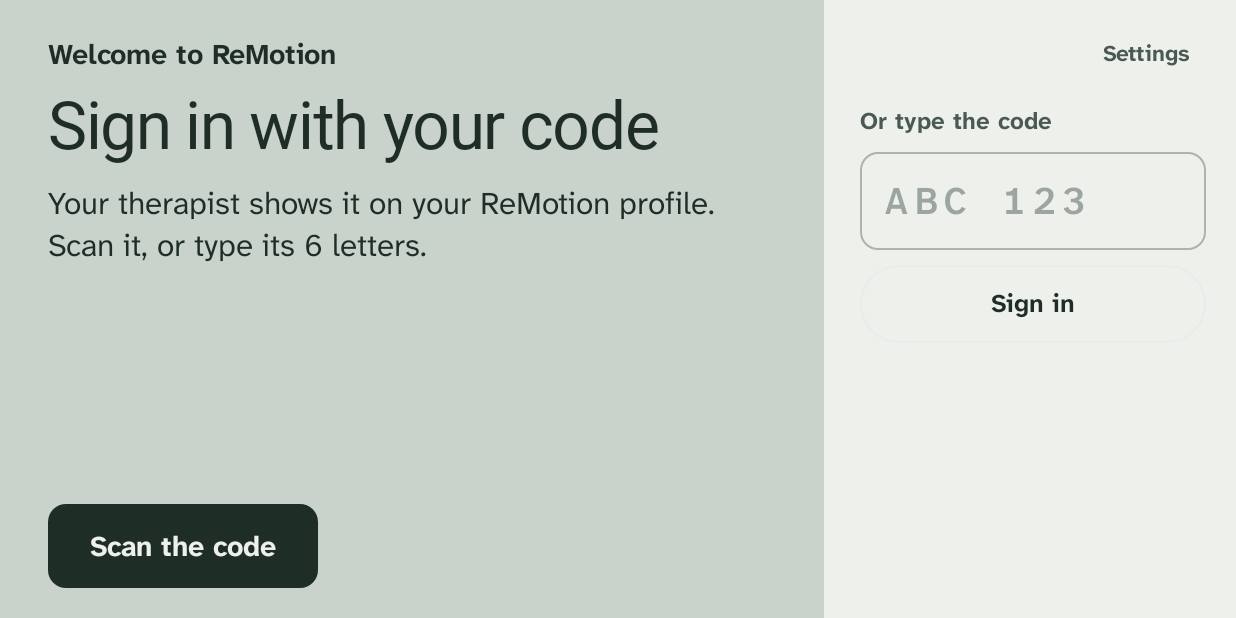
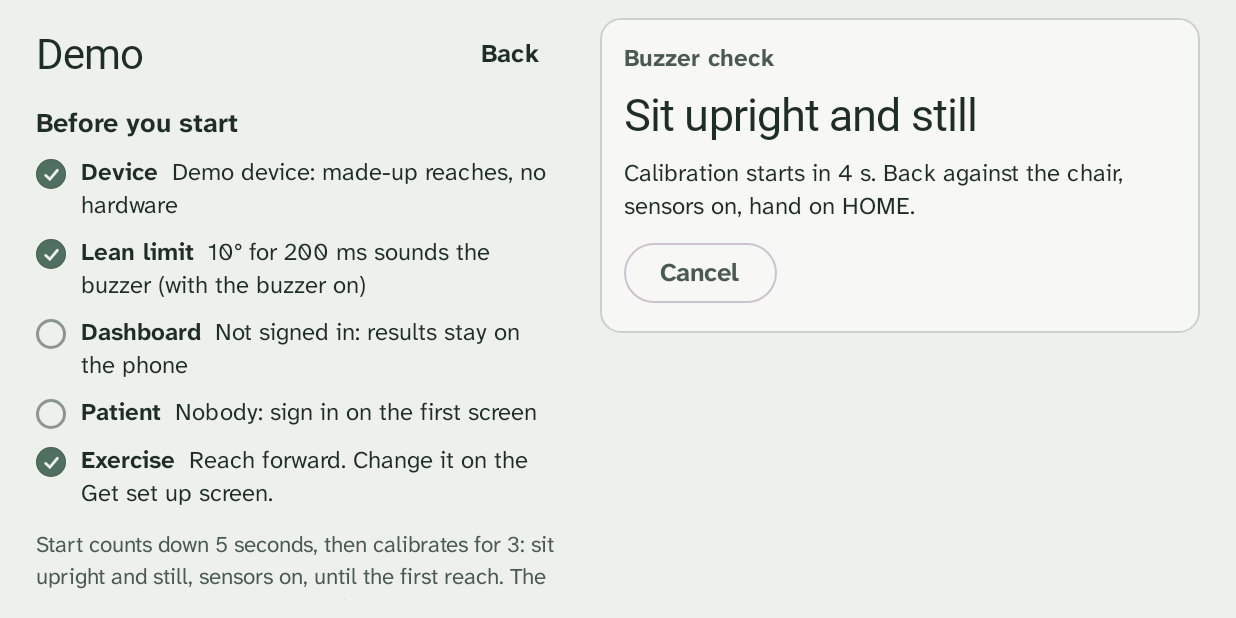
Before and after one commit to vinyx1/ReMotion, an Android app built with Jetpack Compose: the screen it shows after launch (MainActivity), after a tap on "Start", on a phone screen of 824 x 412 dp (held sideways). Run offline under Robolectric (Android 15) with nearby library versions, the phone set to English and light mode, and no system bars; libraries missing offline, so code that uses them is left out: com.google.mlkit.vision, com.hoho.android; pictures from the network do not load; Roboto replaces fonts that are not available here; 3 statements that could not run were skipped; 3 other taps on this screen came first.

Commit message:
Phone: demos run on the demo screen, after a 5 s countdown
Start no longer jumps to the patient screen: the demo screen shows the countdown,
calibration, each reach with the buzzer on or off, the last rep's lean, and the result,
and only Back leaves it. A rejected calibration says why (movement, or the chest sensor
not answering) and offers Try again; the yellow button works there too. The countdown
fixes the rejections: tapping Start used to move the chest sensor during calibration.

```diff
--- a/software/android/app/src/main/java/ca/remotion/phone/Demo.kt
+++ b/software/android/app/src/main/java/ca/remotion/phone/Demo.kt
@@ -27,6 +27,13 @@ import androidx.compose.material3.OutlinedButton
 import androidx.compose.material3.Text
 import androidx.compose.material3.TextButton
 import androidx.compose.runtime.Composable
+import kotlinx.coroutines.delay
+import androidx.compose.runtime.remember
+import androidx.compose.runtime.mutableIntStateOf
+import androidx.compose.runtime.mutableStateOf
+import androidx.compose.runtime.setValue
+import androidx.compose.runtime.getValue
+import androidx.compose.runtime.LaunchedEffect
 import androidx.compose.ui.Alignment
 import androidx.compose.ui.Modifier
 import androidx.compose.ui.semantics.heading
@@ -43,8 +50,10 @@ import androidx.compose.ui.unit.sp
   ./demo.sh (software/tools/demo.py). Left, what has to be right before a demo (device,
   lean limit, dashboard, who's signed in, which exercise). Right, one card per demo: its
   blocks with and without the buzzer, how long it takes, what to tell the audience, and
-  Start, which sets the device's plan and starts the session at once (calibration first, so
-  the person should already be sitting upright and still). Works with the demo device too.
+  Start. The demo then runs on this screen: a 5-second "sit upright and still" countdown
+  (tapping the phone would spoil the calibration), calibration, each reach with the buzzer
+  on or off, then the result. A rejected calibration says why and offers Try again. Only
+  Back leaves the screen. Works with the demo device too.
 */
 
 /** One demo: reps per block (PRACTICE, BASELINE, TRAINING, POST), as in demo.py's DEMOS. */
@@ -64,10 +73,40 @@ private val DEMOS = listOf(
 /** The blocks in order, and whether the buzzer is on in each (only TRAINING). */
 private val BLOCKS = listOf("Warm-up" to false, "On your own" to false, "With the buzzer" to true, "On your own again" to false)
 
+/** Seconds of "sit upright and still" before calibration starts, so tapping Start doesn't spoil it. */
+private const val COUNTDOWN_S = 5
+
 @Composable
-fun DemoScreen(s: UiState, login: Login?, exercise: Exercise, onStart: (List<Int>) -> Unit, onEnd: () -> Unit,
+fun DemoScreen(s: UiState, login: Login?, exercise: Exercise, finished: PastSession?,
+               onStart: (List<Int>) -> Unit, onRetry: () -> Unit, onEnd: () -> Unit, onDismissFinished: () -> Unit, onAddReach: () -> Unit,
                onDemoDevice: () -> Unit, onBack: () -> Unit) {
+    // The demo runs here, on this screen: only Back leaves it. Start (or Try again) first counts
+    // down, then sets the plan and starts calibration; the yellow button works too.
+    var pending by remember { mutableStateOf<(() -> Unit)?>(null) }      // what to send when the countdown ends
+    var countdown by remember { mutableIntStateOf(0) }
+    var chosen by remember { mutableStateOf<DemoRun?>(null) }
+    var hideFailure by remember { mutableStateOf(false) }
+    LaunchedEffect(pending) {
+        val go = pending ?: return@LaunchedEffect
+        for (i in COUNTDOWN_S downTo 1) { countdown = i; delay(1000) }
+        countdown = 0
+        pending = null
+        go()
+    }
+    LaunchedEffect(s.state) { if (s.state != "CALIB_FAILED") hideFailure = false }
+    // the demo picked here (during its countdown the device still has the old plan); otherwise
+    // whichever demo's plan the device has, e.g. after the yellow button started it
+    val current = chosen ?: DEMOS.firstOrNull { it.plan == s.plan }
+    val failed = s.state == "CALIB_FAILED" && !hideFailure
+    val live = pending != null || s.sessionRunning || failed || finished != null
     val ready = s.connected != null && !s.sessionRunning
+
+    fun begin(d: DemoRun) {
+        chosen = d
+        onDismissFinished()
+        pending = { onStart(d.plan) }
+    }
+
     Row(Modifier.fillMaxSize().windowInsetsPadding(WindowInsets.safeDrawing).padding(horizontal = 24.dp, vertical = 12.dp),
         horizontalArrangement = Arrangement.spacedBy(28.dp)) {
 
@@ -98,23 +137,119 @@ fun DemoScreen(s: UiState, login: Login?, exercise: Exercise, onStart: (List<Int
                 })
             Check(login != null, "Patient", login?.let { it.patientName + if (it.demo) " (1-hour demo account)" else "" } ?: "Nobody: sign in on the first screen")
             Check(true, "Exercise", "${exercise.title}. Change it on the Get set up screen.")
-            Text("Start begins with 3 s of calibration straight away, so sit upright and still, with the chest and wrist sensors on, before you tap it. " +
-                "The device keeps the demo’s plan afterwards, so pressing the yellow button runs it again; Full session puts the real plan back.",
+            Text("Start counts down $COUNTDOWN_S seconds, then calibrates for 3: sit upright and still, sensors on, until the first reach. " +
+                "The device keeps the demo’s plan afterwards, so the yellow button runs it again; Full session puts the real plan back.",
                 style = BodyStyle.copy(fontSize = 15.sp, lineHeight = 21.sp), color = Forest2, modifier = Modifier.padding(top = 4.dp))
         }
 
-        // ---- right: the demos
+        // ---- right: the demos, or the one running
         Column(Modifier.weight(1.15f).verticalScroll(rememberScrollState()), verticalArrangement = Arrangement.spacedBy(10.dp)) {
-            if (s.sessionRunning) {
-                Row(Modifier.fillMaxWidth().background(Wash, RoundedCornerShape(12.dp)).padding(14.dp), verticalAlignment = Alignment.CenterVertically) {
-                    Text("A session is running.", style = BodyStyle, color = Forest, modifier = Modifier.weight(1f))
-                    OutlinedButton(onClick = onEnd) { Text("End it") }
-                }
+            if (live) {
+                LivePanel(s, current, finished, countdown = if (pending != null) countdown else 0,
+                    onCancel = { pending = null; countdown = 0 },
+                    onRetry = { pending = onRetry },
+                    onAgain = { current?.let(::begin) },
+                    onEnd = onEnd, onAddReach = onAddReach,
+                    onBackToDemos = { onDismissFinished(); hideFailure = true })
+            } else {
+                DEMOS.forEach { d -> DemoCard(d, current = s.plan == d.plan, enabled = ready) { begin(d) } }
             }
-            DEMOS.forEach { d -> DemoCard(d, current = s.plan == d.plan, enabled = ready) { onStart(d.plan) } }
         }
     }
 }
+
+/** The demo as it runs: the countdown, calibration, each reach, then the result. */
+@Composable
+private fun LivePanel(s: UiState, d: DemoRun?, finished: PastSession?, countdown: Int,
+                      onCancel: () -> Unit, onRetry: () -> Unit, onAgain: () -> Unit, onEnd: () -> Unit, onAddReach: () -> Unit,
+                      onBackToDemos: () -> Unit) {
+    val shape = RoundedCornerShape(14.dp)
+    Column(Modifier.fillMaxWidth().background(Panel, shape).border(1.dp, Wall, shape).padding(16.dp),
+        verticalArrangement = Arrangement.spacedBy(10.dp)) {
+        Text(d?.name ?: "Session", style = LabelStyle.copy(fontSize = 16.sp), color = Forest2)
+        when {
+            countdown > 0 -> {
+                Big("Sit upright and still")
+                Line("Calibration starts in $countdown s. Back against the chair, sensors on, hand on HOME.")
+                OutlinedButton(onClick = onCancel) { Text("Cancel") }
+            }
+            s.state == "CALIBRATING" -> {
+                Big("Calibrating: stay still")
+                Line("3 seconds. The device is learning how you sit upright.")
+            }
+            s.state == "CALIB_FAILED" -> {
+                Big("Calibration didn’t take")
+                Line(when {
+                    "no gravity" in s.deviceError -> "The chest sensor isn’t answering. Check the cable between the wrist and chest boxes, unplug and replug the device, then try again."
+                    "moved too much" in s.deviceError -> "There was movement during the 3 seconds. Sit back, hands still, and try again."
+                    else -> s.deviceError.ifEmpty { "Sit upright and still, then try again." }
+                })
+                Row(horizontalArrangement = Arrangement.spacedBy(10.dp)) {
+                    DarkButton("Try again", onRetry)
+                    OutlinedButton(onClick = onBackToDemos, modifier = Modifier.heightIn(min = 48.dp)) { Text("All demos") }
+                }
+                Line("The yellow button on the mat tries again too.", quiet = true)
+            }
+            s.sessionRunning -> {
+                val buzzer = s.phase == "TRAINING"
+                Text((if (s.state == "REST") "Rest" else blockLabel(s.phase)) + " · " + if (buzzer) "buzzer on" else "no buzzer",
+                    style = BodyStyle.copy(fontSize = 15.sp, fontWeight = if (buzzer) FontWeight.Bold else FontWeight.Normal), color = Forest,
+                    modifier = Modifier.background(if (buzzer) Wall else Wash, RoundedCornerShape(8.dp)).padding(horizontal = 8.dp, vertical = 4.dp))
+                if (s.blockSize > 0) {
+                    val now = (s.blockDone + if (s.state in listOf("WAIT_HOME", "CUED", "REACHING")) 1 else 0).coerceIn(1, s.blockSize)
+                    Big("Reach $now of ${s.blockSize}")
+                }
+                Line(when (s.state) {
+                    "WAIT_HOME" -> "Hand on the white HOME button until a light comes on."
+                    "CUED", "REACHING" -> if (s.target.isEmpty()) "Reach for the lit button." else "Reach for the ${s.target.lowercase()} button."
+                    "RETURNING" -> "Back to HOME."
+                    "REST" -> "A short rest before the next block."
+                    else -> "Getting ready."
+                })
+                if (s.leaning && buzzer) {
+                    Text("Leaning: the buzzer is sounding", style = BodyStyle.copy(fontWeight = FontWeight.Bold), color = TerraDeep)
+                }
+                s.lastRep?.let { r ->
+                    Line("Last reach: peak lean ${"%.1f".format(r.peakDeg)}°, " + if (r.compensated) "leaned (marked compensated)" else "upright")
+                }
+                Row(horizontalArrangement = Arrangement.spacedBy(10.dp)) {
+                    OutlinedButton(onClick = onEnd, modifier = Modifier.heightIn(min = 48.dp)) { Text("End session") }
+                    if (s.demo) TextButton(onClick = onAddReach, enabled = s.state == "WAIT_HOME") { Text("Add a reach (demo)") }
+                }
+            }
+            finished != null -> {
+                Big("Done: ${finished.upright} of ${finished.reaches} upright")
+                val leaned = finished.reaches - finished.upright
+                Line(if (leaned == 0) "No leans. The dashboard has every reach." else "$leaned leaned. The dashboard shows which ones and by how much.")
+                Row(horizontalArrangement = Arrangement.spacedBy(10.dp)) {
+                    if (d != null) DarkButton("Run it again", onAgain)
+                    OutlinedButton(onClick = onBackToDemos, modifier = Modifier.heightIn(min = 48.dp)) { Text("All demos") }
+                }
+            }
+        }
+    }
+}
+
+private fun blockLabel(phase: String) = when (phase) {
+    "PRACTICE" -> "Warm-up"
+    "BASELINE" -> "On your own"
+    "TRAINING" -> "With the buzzer"
+    "POST" -> "On your own again"
+    else -> "Starting"
+}
+
+@Composable
+private fun Big(text: String) = Text(text, style = CoachStyle.copy(fontSize = 30.sp, lineHeight = 34.sp), color = Forest)
+
+@Composable
+private fun Line(text: String, quiet: Boolean = false) =
+    Text(text, style = BodyStyle.copy(fontSize = 16.sp, lineHeight = 22.sp), color = if (quiet) Forest2 else Forest)
+
+@Composable
+private fun DarkButton(label: String, onClick: () -> Unit) =
+    Button(onClick = onClick, shape = RoundedCornerShape(12.dp),
+        colors = ButtonDefaults.buttonColors(containerColor = Forest, contentColor = Plaster),
+        modifier = Modifier.heightIn(min = 48.dp)) { Text(label, style = LabelStyle.copy(fontSize = 17.sp)) }
 
 @Composable
 private fun Check(ok: Boolean, label: String, detail: String) {
--- a/software/android/app/src/main/java/ca/remotion/phone/MainScreen.kt
+++ b/software/android/app/src/main/java/ca/remotion/phone/MainScreen.kt
@@ -85,9 +85,10 @@ private fun App(s: UiState, past: List<PastSession>, finished: PastSession?, log
     AnimatedContent(place, transitionSpec = { fadeThrough() }, label = "place") { shown ->
         Surface(Modifier.fillMaxSize(), color = Plaster) {
             if (shown == 4) {
-                DemoScreen(s, login, exercise,
-                    onStart = { plan -> vm.runDemo(plan); setDemo(false); setSettings(false) },   // to the patient's screen, where the session plays
-                    onEnd = { vm.send(Protocol.STOP) }, onDemoDevice = vm::startDemo, onBack = { setDemo(false) })
+                // the demo runs on its own screen; only Back leaves it
+                DemoScreen(s, login, exercise, finished,
+                    onStart = vm::runDemo, onRetry = { vm.send(Protocol.START) }, onEnd = { vm.send(Protocol.STOP) },
+                    onDismissFinished = vm::dismissFinished, onAddReach = vm::addDemoRep, onDemoDevice = vm::startDemo, onBack = { setDemo(false) })
             } else if (shown == 2) {
                 SettingsScreen(s, login, vm, onClose = { setSettings(false) }, onDemo = { setDemo(true) })
             } else if (shown == 3) {
--- a/software/android/app/src/main/java/ca/remotion/phone/MainViewModel.kt
+++ b/software/android/app/src/main/java/ca/remotion/phone/MainViewModel.kt
@@ -48,6 +48,8 @@ data class UiState(
     /** From the device's last I line: its lean limit (degrees) and reps per block. */
     val threshold: Float = 0f,
     val plan: List<Int> = emptyList(),
+    /** The device's last E line (e.g. why calibration was rejected); "" until there is one. */
+    val deviceError: String = "",
     /** The firmware answered G, X or ? with "unknown command": it needs updating. */
     val oldFirmware: Boolean = false,
     val showSamples: Boolean = false,
@@ -316,7 +318,7 @@ class MainViewModel(app: Application) : AndroidViewModel(app) {
                     leaned = msg.compensatedReps, streaming = msg.streaming, threshold = msg.threshold, plan = msg.plan)
                 is DeviceError -> {
                     val old = msg.message.removePrefix("unknown command: ") in setOf("G", "X", "?")
-                    s.copy(oldFirmware = s.oldFirmware || old)
+                    s.copy(oldFirmware = s.oldFirmware || old, deviceError = msg.message)
                 }
                 is Comment -> when {
                     msg.text == "sample stream off" -> s.copy(streaming = false)
```
Also changed, not shown: 1 other file.
